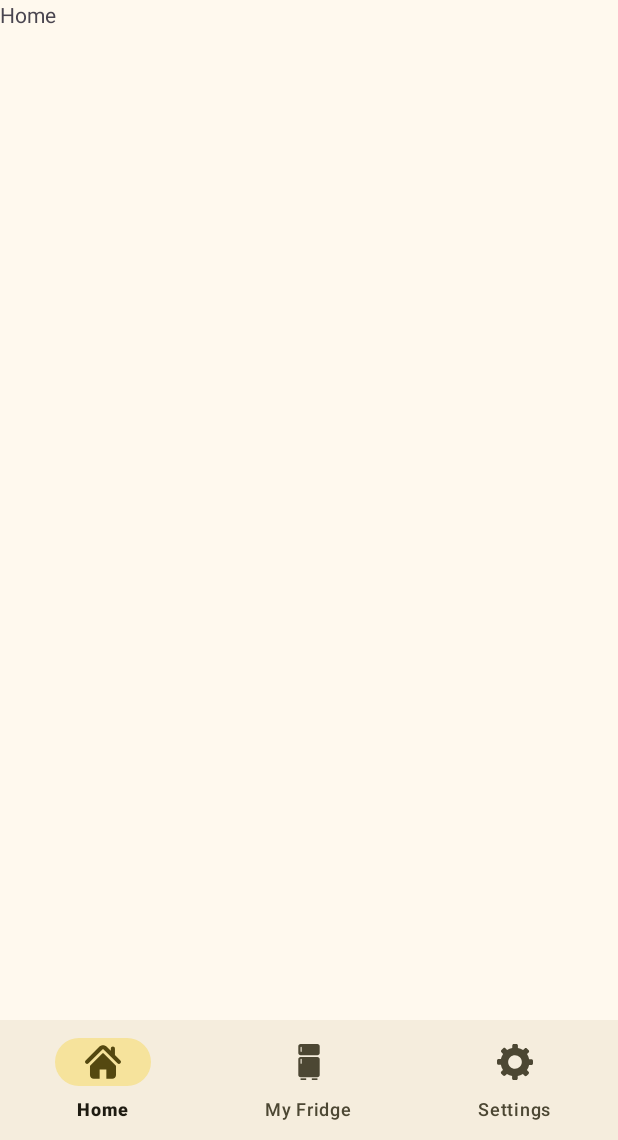
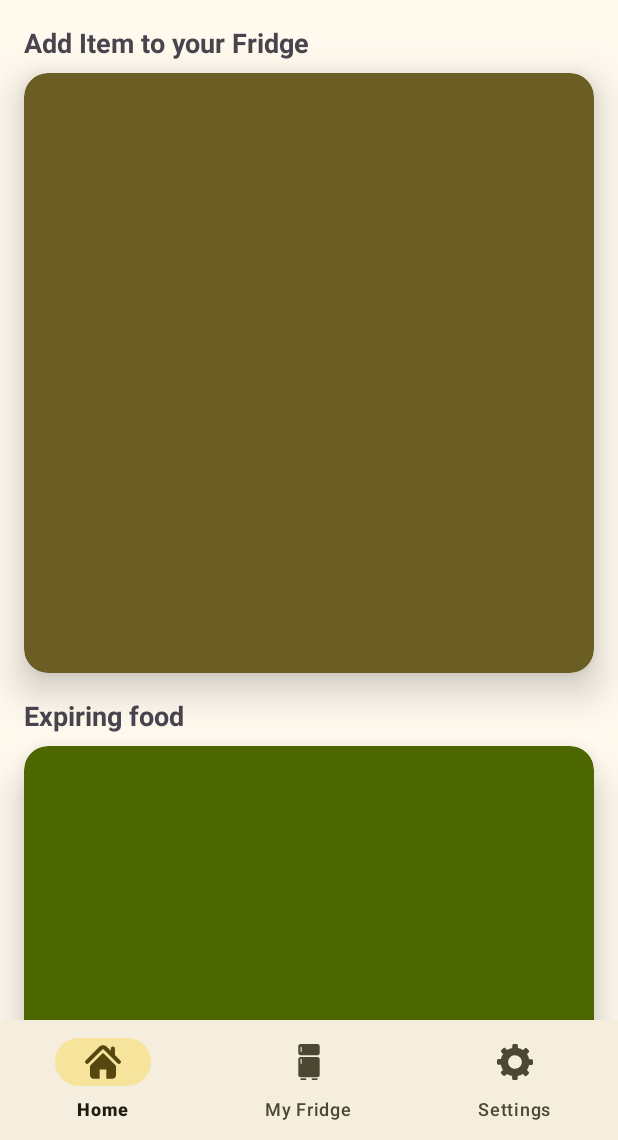
Before and after one commit to alxmtzr/Freshify, an Android app: the screen it shows after launch (MainActivity), on a phone screen of 412 x 824 dp, the part 96-1236 px from its top. Run offline under Robolectric (Android 15) with nearby library versions, the phone set to English and light mode, and no system bars.

```diff
--- a/app/src/main/res/layout/fragment_home.xml
+++ b/app/src/main/res/layout/fragment_home.xml
@@ -1,14 +1,116 @@
 <?xml version="1.0" encoding="utf-8"?>
 <FrameLayout xmlns:android="http://schemas.android.com/apk/res/android"
+    xmlns:app="http://schemas.android.com/apk/res-auto"
     xmlns:tools="http://schemas.android.com/tools"
     android:layout_width="match_parent"
     android:layout_height="match_parent"
     tools:context=".HomeFragment">
 
-    <!-- TODO: Update blank fragment layout -->
-    <TextView
+    <ScrollView
         android:layout_width="match_parent"
-        android:layout_height="match_parent"
-        android:text="Home" />
+        android:layout_height="match_parent">
 
+        <androidx.constraintlayout.widget.ConstraintLayout
+            android:layout_width="match_parent"
+            android:layout_height="wrap_content">
+
+            <!-- Add Item Card View Label -->
+            <TextView
+                android:id="@+id/addItemLabel"
+                android:layout_width="wrap_content"
+                android:layout_height="wrap_content"
+                android:text="@string/add_item_to_your_fridge"
+                android:layout_marginStart="16dp"
+                android:layout_marginTop="16dp"
+                android:textSize="18sp"
+                android:textStyle="bold"
+                app:layout_constraintBottom_toTopOf="@+id/addItemCardView"
+                app:layout_constraintStart_toStartOf="parent"
+                app:layout_constraintTop_toTopOf="parent"/>
+
+            <!-- Add Item Card View -->
+            <androidx.cardview.widget.CardView
+                android:id="@+id/addItemCardView"
+                android:layout_width="0dp"
+                android:layout_height="400dp"
+                android:layout_marginStart="16dp"
+                android:layout_marginEnd="16dp"
+                android:layout_marginTop="8dp"
+                app:cardBackgroundColor="@color/md_theme_secondary"
+                app:cardCornerRadius="16dp"
+                app:cardElevation="16dp"
+                app:layout_constraintEnd_toEndOf="parent"
+                app:layout_constraintHeight_percent="0.4"
+                app:layout_constraintStart_toStartOf="parent"
+                app:layout_constraintTop_toBottomOf="@id/addItemLabel" />
+
+
+            <!-- expiring food card Label -->
+            <TextView
+                android:id="@+id/expiringFoodLabel"
+                android:layout_width="wrap_content"
+                android:layout_height="wrap_content"
+                android:layout_marginTop="16dp"
+                android:layout_marginStart="16dp"
+                android:text="@string/expiring_food"
+                android:textSize="18sp"
+                android:textStyle="bold"
+                app:layout_constraintBottom_toTopOf="@id/expiringCardView"
+                app:layout_constraintStart_toStartOf="parent"
+                app:layout_constraintTop_toBottomOf="@+id/addItemCardView" />
+
+            <!-- Expiring Food Card View -->
+            <androidx.cardview.widget.CardView
+                android:id="@+id/expiringCardView"
+                android:layout_width="0dp"
+                android:layout_height="200dp"
+                android:layout_marginStart="16dp"
+                android:layout_marginEnd="16dp"
+                android:layout_marginTop="8dp"
+                app:cardCornerRadius="16dp"
+                app:cardElevation="16dp"
+                app:cardBackgroundColor="@color/md_theme_tertiary"
+                app:layout_constraintStart_toStartOf="parent"
+                app:layout_constraintEnd_toEndOf="parent"
+                app:layout_constraintTop_toBottomOf="@+id/expiringFoodLabel"
+                app:layout_constraintHeight_percent="0.3" />
+
+
+            <!-- expired food card Label -->
+            <TextView
+                android:id="@+id/expiredFoodLabel"
+                android:layout_width="wrap_content"
+                android:layout_height="wrap_content"
+                android:layout_marginTop="16dp"
+                android:layout_marginStart="16dp"
+                android:text="@string/expired_food"
+                android:textSize="18sp"
+                android:textStyle="bold"
+                app:layout_constraintTop_toBottomOf="@id/expiringCardView"
+                app:layout_constraintStart_toStartOf="parent"
+                app:layout_constraintBottom_toTopOf="@id/expiredCardView"
+                />
+
+
+
+            <!-- Expired Food Card View -->
+            <androidx.cardview.widget.CardView
+                android:id="@+id/expiredCardView"
+                android:layout_width="0dp"
+                android:layout_height="200dp"
+                android:layout_marginStart="16dp"
+                android:layout_marginEnd="16dp"
+                android:layout_marginTop="8dp"
+                android:layout_marginBottom="16dp"
+                app:cardCornerRadius="16dp"
+                app:cardElevation="16dp"
+                app:cardBackgroundColor="@color/md_theme_error"
+                app:layout_constraintStart_toStartOf="parent"
+                app:layout_constraintEnd_toEndOf="parent"
+                app:layout_constraintTop_toBottomOf="@id/expiredFoodLabel"
+                app:layout_constraintBottom_toBottomOf="parent"
+                app:layout_constraintHeight_percent="0.3" />
+
+        </androidx.constraintlayout.widget.ConstraintLayout>
+    </ScrollView>
 </FrameLayout>
--- a/app/src/main/res/values/strings.xml
+++ b/app/src/main/res/values/strings.xml
@@ -3,4 +3,7 @@
     <string name="home">Home</string>
     <string name="my_fridge">My Fridge</string>
     <string name="settings">Settings</string>
+    <string name="add_item_to_your_fridge">Add Item to your Fridge</string>
+    <string name="expiring_food">Expiring food</string>
+    <string name="expired_food">Expired food</string>
 </resources>
```
Also changed, not shown: 1 other file.
